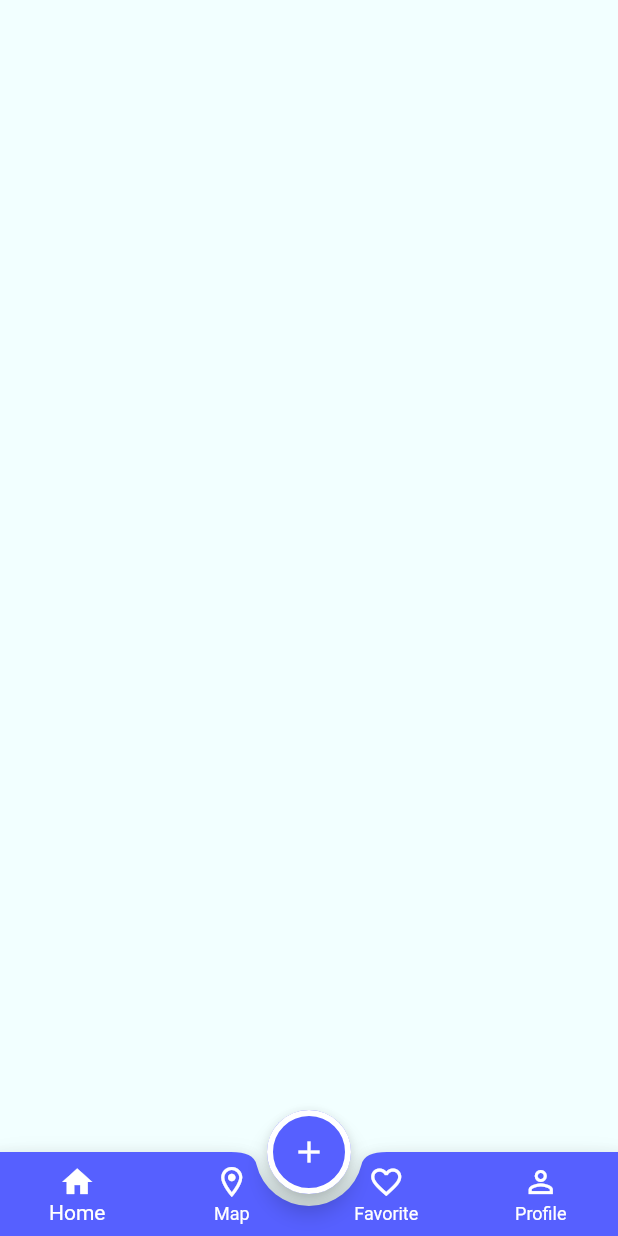
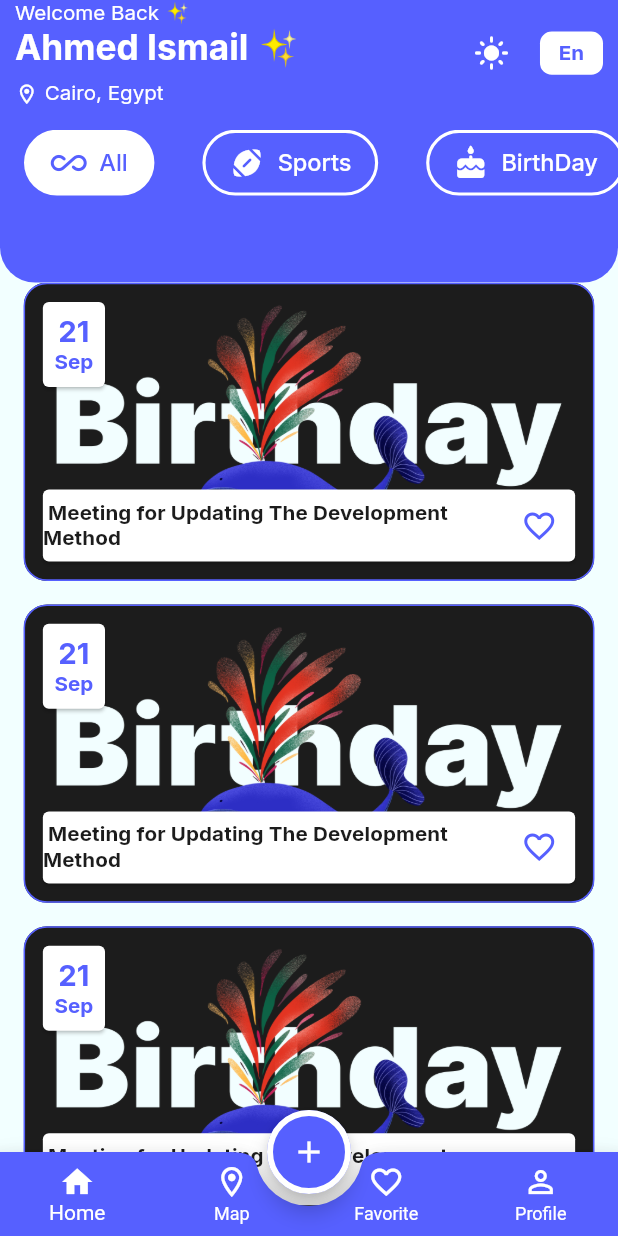
Before and after one commit to Madanike/Evently, a Flutter app: the screen it shows after launch, on a phone screen of 412 x 824 dp. Run offline on Flutter 3.47's test engine with Material 3 defaults, Android fonts, the phone set to English and light mode, and no system bars; our stand-ins replace flutter_screenutil, google_fonts.

Commit message:
finished home tab

```diff
--- a/lib/config/theme/theme_manager.dart
+++ b/lib/config/theme/theme_manager.dart
@@ -80,11 +80,31 @@ class ThemeManager {
       ),
     ),
     textTheme: TextTheme(
+      headlineSmall:  GoogleFonts.inter(
+        fontSize: 14.sp,
+        fontWeight: FontWeight.w400,
+        color: ColorsManager.white,
+      ),
+      headlineMedium:  GoogleFonts.inter(
+        fontSize: 14.sp,
+        fontWeight: FontWeight.bold,
+        color: ColorsManager.blue,
+      ),
+      headlineLarge: GoogleFonts.inter(
+        fontSize: 24.sp,
+        fontWeight: FontWeight.w700,
+        color: ColorsManager.white,),
       bodySmall:   GoogleFonts.inter(
       fontSize: 16.sp,
       fontWeight: FontWeight.w500,
       color: ColorsManager.black1c,
     ),
+      titleSmall:  GoogleFonts.inter(
+        fontSize: 14.sp,
+        fontWeight: FontWeight.bold,
+        color: ColorsManager.black1c,
+      ),
+
     ),
   );
 
--- /dev/null
+++ b/lib/core/extension/date_time_extension.dart
@@ -0,0 +1,13 @@
+import 'package:intl/intl.dart';
+
+extension DateTimeEx on DateTime{
+  String get toFormatedDate{
+    DateFormat formater = DateFormat('dd-MM-yyyy');
+    return formater.format(this);
+  }
+
+  String get viewMonth {
+    DateFormat formatter = DateFormat('MMM');
+    return formatter.format(this);
+  }
+}
--- a/lib/core/resources/asset_manager.dart
+++ b/lib/core/resources/asset_manager.dart
@@ -3,4 +3,15 @@ class AssetsImages{
   static const String eventlyLogo = '$base/EventlyLogo.png';
   static const String changePassword = '$base/Reset Password.png';
   static const String googleIcon = '$base/Google Icon.png';
+  static const String birthday = '$base/Birthday.png';
+  static const String exhibition = '$base/exhibition.png';
+  static const String gaming = '$base/gaming.png';
+  static const String holiday = '$base/holiday.png';
+  static const String meeting = '$base/metting.png';
+  static const String sports = '$base/Sport.png';
+  static const String workshop = '$base/workshop.png';
+  static const String eating = '$base/eating.png';
+  static const String bookClub = '$base/book_club.png';
+
+
 }
--- /dev/null
+++ b/lib/core/widget/custom_tab_bar.dart
@@ -0,0 +1,55 @@
+import 'package:flutter/material.dart';
+import '../../feature/main_layout/tabs/home/tab_item.dart';
+import '../../models/category_model.dart';
+
+class CustomTabBar extends StatefulWidget {
+  const CustomTabBar(
+      {super.key, required this.selectedBgColor, required this.unSelectedBgColor, required this.selectedFgColor, required this.unSelectedFgColor, required this.categories});
+
+  final Color selectedBgColor;
+  final Color unSelectedBgColor;
+  final Color selectedFgColor;
+  final Color unSelectedFgColor;
+  final List<CategoryModel> categories;
+
+  @override
+  State<CustomTabBar> createState() => _CustomTabBarState();
+}
+
+class _CustomTabBarState extends State<CustomTabBar> {
+  int selectedIndex = 0;
+
+  @override
+  Widget build(BuildContext context) {
+    return DefaultTabController(
+      length:widget.categories.length,
+      child: TabBar(
+        onTap: (index) {
+          setState(() {
+            selectedIndex = index;
+          });
+        },
+        // padding: REdgeInsets.symmetric(vertical: 16),
+        indicatorColor: Colors.transparent,
+        isScrollable: true,
+        tabs: widget.categories
+            .map(
+              (category) =>
+              TabItem(
+                selectedTabBgColor: widget.selectedBgColor,
+                selectedTabFgColor: widget.selectedFgColor,
+                unSelectedTabBgColor: widget.unSelectedBgColor,
+                unselectedTabFgColor: widget.unSelectedFgColor,
+                isSelected:
+                selectedIndex ==
+                    CategoryModel.categoriesWithAll.indexOf(
+                        category
+                    ),
+                category: category,
+              ),
+        )
+            .toList(),
+      ),
+    );
+  }
+}
--- /dev/null
+++ b/lib/feature/main_layout/tabs/home/event_item.dart
@@ -0,0 +1,101 @@
+import 'package:evently_project/core/extension/date_time_extension.dart';
+import 'package:evently_project/core/resources/asset_manager.dart';
+import 'package:evently_project/core/resources/colors_manager.dart';
+import 'package:evently_project/models/event_model.dart';
+import 'package:flutter/material.dart';
+import 'package:flutter_screenutil/flutter_screenutil.dart';
+import 'package:google_fonts/google_fonts.dart';
+import 'package:intl/intl.dart';
+
+class EventItem extends StatelessWidget {
+   EventItem({super.key , required this.event});
+final EventModel event ;
+List<String> monthes =[
+  'jan',
+  'Feb',
+  'Mar',
+  'Apr',
+  'May',
+  'jun',
+  'jul',
+  'Aug',
+  'Sep',
+  'Oct',
+  'Nov',
+  'Dec',
+];
+  @override
+  Widget build(BuildContext context) {
+    return Stack(
+      children: [
+        Container(
+          padding: REdgeInsets.all(8),
+          margin: REdgeInsets.symmetric(horizontal: 16),
+          width: double.infinity,
+          height: 203.h,
+          decoration: BoxDecoration(
+            image: DecorationImage(
+              fit: BoxFit.fill,
+              image: AssetImage(AssetsImages.birthday),
+            ),
+            borderRadius: BorderRadius.circular(16.r),
+            border: Border.all(color: ColorsManager.blue, width: 1.w),
+          ),
+
+          child: Column(
+            crossAxisAlignment: CrossAxisAlignment.start,
+            children: [
+              Card(
+                child: Padding(
+                  padding: REdgeInsets.all(8.0),
+                  child: Column(
+                    // crossAxisAlignment: CrossAxisAlignment.start,
+                    children: [
+                      Text(
+                        event.dateTime.day.toString(),
+                        style: GoogleFonts.inter(
+                          fontWeight: FontWeight.bold,
+                          fontSize: 20.sp,
+                          color: ColorsManager.blue,
+                        ),
+                      ),
+                      Text(
+                        event.dateTime.viewMonth,                        style: GoogleFonts.inter(
+                          fontWeight: FontWeight.bold,
+                          fontSize: 14.sp,
+                          color: ColorsManager.blue,
+                        ),
+                      ),
+                    ],
+                  ),
+                ),
+              ),
+              Spacer(),
+              Card(
+                child: Row(
+                  children: [
+                    Expanded(
+                      child: Text(
+                        event.title,
+                        style: Theme.of(context).textTheme.titleSmall,
+                      ),
+                    ),
+                    IconButton(
+                      onPressed: () {},
+                      icon: Icon(
+                        Icons.favorite_outline,
+                        color: ColorsManager.blue,
+                      ),
+                    ),
+                  ],
+                ),
+              ),
+            ],
+          ),
+        ),
+      ],
+    );
+  }
+
+
+}
--- a/lib/feature/main_layout/tabs/home/home_tab.dart
+++ b/lib/feature/main_layout/tabs/home/home_tab.dart
@@ -1,10 +1,119 @@
+import 'package:evently_project/core/resources/colors_manager.dart';
+import 'package:evently_project/core/widget/custom_tab_bar.dart';
+import 'package:evently_project/feature/main_layout/tabs/home/event_item.dart';
+import 'package:evently_project/models/category_model.dart';
+import 'package:evently_project/models/event_model.dart';
 import 'package:flutter/material.dart';
+import 'package:flutter_screenutil/flutter_screenutil.dart';
 
-class HomeTab extends StatelessWidget {
+class HomeTab extends StatefulWidget {
   const HomeTab({super.key});
 
   @override
+  State<HomeTab> createState() => _HomeTabState();
+}
+
+class _HomeTabState extends State<HomeTab> {
+  @override
   Widget build(BuildContext context) {
-    return Container();
+    return Column(
+      children: [
+        Container(
+          width: double.infinity,
+          decoration: BoxDecoration(
+            borderRadius: BorderRadius.vertical(bottom: Radius.circular(24.r)),
+            color: ColorsManager.blue,
+          ),
+          child: SafeArea(
+            child: Column(
+              children: [
+                Padding(
+                  padding: const EdgeInsets.symmetric(horizontal: 10),
+                  child: Row(
+                    children: [
+                      Expanded(
+                        child: Column(
+                          crossAxisAlignment: CrossAxisAlignment.start,
+                          children: [
+                            Text(
+                              'Welcome Back ✨',
+                              style: Theme.of(context).textTheme.headlineSmall,
+                            ),
+                            Text(
+                              'Ahmed Ismail ✨',
+                              style: Theme.of(context).textTheme.headlineLarge,
+                            ),
+
+                            SizedBox(height: 8.h),
+                            Row(
+                              children: [
+                                Icon(
+                                  Icons.location_on_outlined,
+                                  color: ColorsManager.white,
+                                  size: 16.sp,
+                                ),
+                                SizedBox(width: 4.w),
+                                Text(
+                                  'Cairo, Egypt ',
+                                  style: Theme.of(
+                                    context,
+                                  ).textTheme.headlineSmall,
+                                ),
+                              ],
+                            ),
+                          ],
+                        ),
+                      ),
+                      // Spacer(),
+                      IconButton(
+                        onPressed: () {},
+                        icon: Icon(
+                          Icons.light_mode,
+                          color: ColorsManager.white,
+                        ),
+                      ),
+                      SizedBox(width: 8.w),
+                      InkWell(
+                        onTap: () {},
+                        child: Container(
+                          padding: EdgeInsets.symmetric(
+                            horizontal: 12.w,
+                            vertical: 6.h,
+                          ),
+                          decoration: BoxDecoration(
+                            color: ColorsManager.white,
+                            borderRadius: BorderRadius.circular(8.r),
+                          ),
+                          child: Text(
+                            'En',
+                            style: Theme.of(context).textTheme.headlineMedium,
+                          ),
+                        ),
+                      ),
+                    ],
+                  ),
+                ),
+
+                SizedBox(height: 16.h),
+                CustomTabBar(
+                  selectedBgColor: ColorsManager.white,
+                  unSelectedBgColor: ColorsManager.blue,
+                  selectedFgColor: ColorsManager.blue,
+                  unSelectedFgColor: ColorsManager.white,
+                  categories: CategoryModel.categoriesWithAll,
+                ),
+              ],
+            ),
+          ),
+        ),
+        Expanded(
+          child: ListView.separated(
+            itemBuilder: (context, index) => EventItem(event: EventModel(category: CategoryModel.categoriesWithAll[3], title:' Meeting for Updating The Development Method' , description: 'Meeting for Updating The Development Method' , dateTime: DateTime.now(), timeOfDay: TimeOfDay.now() )),
+            separatorBuilder: (context, index) => SizedBox(height: 16.h),
+            itemCount: 20,
+          ),
+        ),
+      ],
+    );
   }
 }
--- /dev/null
+++ b/lib/feature/main_layout/tabs/home/tab_item.dart
@@ -0,0 +1,52 @@
+import 'package:evently_project/models/category_model.dart';
+import 'package:flutter/material.dart';
+import 'package:flutter_screenutil/flutter_screenutil.dart';
+import 'package:google_fonts/google_fonts.dart';
+
+class TabItem extends StatelessWidget {
+  const TabItem({
+    super.key,
+    required this.selectedTabBgColor,
+    required this.selectedTabFgColor,
+    required this.unSelectedTabBgColor,
+    required this.unselectedTabFgColor,
+    required this.isSelected,
+    required this.category,
+  });
+
+  final Color selectedTabBgColor;
+  final Color selectedTabFgColor;
+  final Color unSelectedTabBgColor;
+  final Color unselectedTabFgColor;
+  final bool isSelected;
+  final CategoryModel category;
+
+  @override
+  Widget build(BuildContext context) {
+    return Container(
+      padding: REdgeInsets.symmetric(horizontal: 16 , vertical: 8),
+      decoration: BoxDecoration(
+        color: isSelected ? selectedTabBgColor : unSelectedTabBgColor,
+        borderRadius: BorderRadius.circular(36.r),
+        border: Border.all(color: selectedTabBgColor, width: 2.w),
+      ),
+      child: Row(
+        children: [
+          Icon(
+            category.iconData,
+            color: isSelected ? selectedTabFgColor : unselectedTabFgColor,
+          ),
+          SizedBox(width: 8.w,),
+          Text(
+            category.name,
+            style: GoogleFonts.inter(
+              fontSize: 16.sp,
+              fontWeight: FontWeight.w500,
+              color: isSelected ? selectedTabFgColor : unselectedTabFgColor,
+            ),
+          ),
+        ],
+      ),
+    );
+  }
+}
--- /dev/null
+++ b/lib/models/category_model.dart
@@ -0,0 +1,29 @@
+import 'package:flutter/material.dart';
+
+class CategoryModel {
+  String id;
+  String name;
+  IconData iconData;
+  String imagePath;
+
+  CategoryModel({
+    required this.id,
+    required this.name,
+    required this.iconData,
+    required this.imagePath,
+  });
+
+ static List<CategoryModel> categoriesWithAll = [
+    CategoryModel(id: '0', name: 'All', iconData: Icons.all_inclusive_rounded, imagePath: ''),
+    CategoryModel(id: '1', name: 'Sports', iconData: Icons.sports_football_rounded, imagePath: ''),
+    CategoryModel(id: '2', name: 'BirthDay', iconData: Icons.cake_rounded, imagePath: ''),
+    CategoryModel(id: '3', name: 'Meeting', iconData: Icons.laptop_chromebook_rounded, imagePath: ''),
+    CategoryModel(id: '4', name: 'Gaming', iconData: Icons.gamepad_rounded, imagePath: ''),
+    CategoryModel(id: '5', name: 'Eating', iconData: Icons.local_pizza_rounded, imagePath: ''),
+    CategoryModel(id: '6', name: 'HOLIDAY', iconData: Icons.holiday_village_rounded, imagePath: ''),
+    CategoryModel(id: '7', name: 'exhibtion', iconData: Icons.water_drop_rounded, imagePath: ''),
+    CategoryModel(id: '8', name: 'WorkShop', iconData: Icons.workspaces, imagePath: ''),
+    CategoryModel(id: '9', name: 'BookClub', iconData: Icons.book_rounded, imagePath: ''),
+
+  ];
+}
--- /dev/null
+++ b/lib/models/event_model.dart
@@ -0,0 +1,19 @@
+import 'package:evently_project/models/category_model.dart';
+import 'package:flutter/material.dart';
+
+class EventModel{
+  CategoryModel category;
+  String title;
+  String description;
+  DateTime dateTime;
+  TimeOfDay timeOfDay;
+
+  EventModel({
+    required this.category,
+    required this.title,
+    required this.description,
+    required this.dateTime,
+    required this.timeOfDay,
+});
+
+}
--- a/pubspec.yaml
+++ b/pubspec.yaml
@@ -36,6 +36,7 @@ dependencies:
   cupertino_icons: ^1.0.8
   google_fonts: ^6.3.1
   flutter_screenutil: ^5.9.3
+  intl: ^0.20.2
 
 dev_dependencies:
   flutter_test:
```
Also changed, not shown: assets/images/Birthday.png (added), assets/images/Sport.png (added), assets/images/book_club.png (added), assets/images/eating.png (added), assets/images/exhibition.png (added), assets/images/gaming.png (added), assets/images/holiday.png (added), assets/images/metting.png (added), assets/images/workshop.png (added), pubspec.lock.
